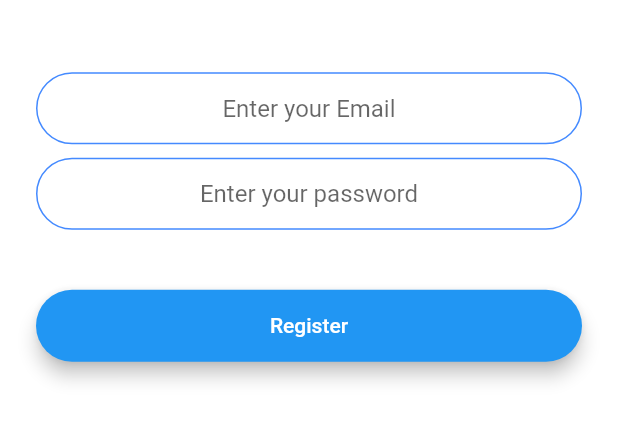
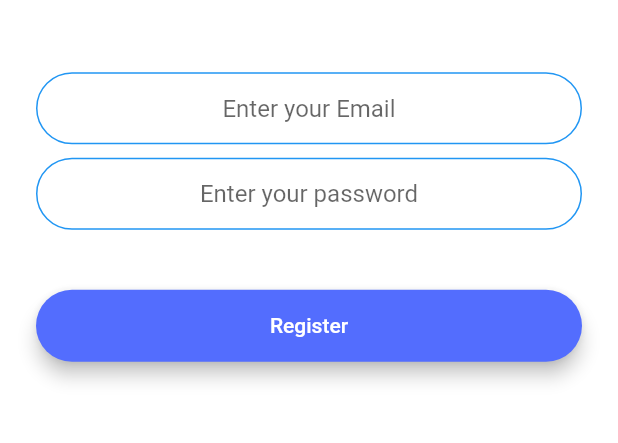
Before and after one commit to hasanalaniIT/iau-chat-flutter, a Flutter app: the screen it shows after launch, after a tap on "Sign Up", on a phone screen of 412 x 824 dp, the part 590-1033 px from its top. Run offline on Flutter 3.47's test engine with Material 2 defaults, Android fonts, the phone set to English and light mode, and no system bars; our stand-ins replace animated_text_kit, cloud_firestore, firebase_auth, firebase_core, modal_progress_hud; accounts and stored records are empty; network calls fail.

Commit message:
Minor improvements Change Gui colors , and improve the handling empty text-field.

```diff
--- a/lib/helpers/style_utils.dart
+++ b/lib/helpers/style_utils.dart
@@ -25,11 +25,11 @@ border: OutlineInputBorder(
 borderRadius: BorderRadius.all(Radius.circular(32.0)),
 ),
 enabledBorder: OutlineInputBorder(
-borderSide: BorderSide(color: Colors.blueAccent, width: 1.0),
+borderSide: BorderSide(color: Colors.blue, width: 1.0),
 borderRadius: BorderRadius.all(Radius.circular(32.0)),
 ),
 focusedBorder: OutlineInputBorder(
-borderSide: BorderSide(color: Colors.blueAccent, width: 2.0),
+borderSide: BorderSide(color: Colors.indigoAccent, width: 2.0),
 borderRadius: BorderRadius.all(Radius.circular(32.0)),
 ),
 );
--- a/lib/screens/main_page.dart
+++ b/lib/screens/main_page.dart
@@ -22,7 +22,7 @@ class MainScreenState extends State<MainScreen>
     controller =
         AnimationController(vsync: this, duration: const Duration(seconds: 1));
     animation =
-        ColorTween(begin: Colors.blue, end: Colors.white).animate(controller);
+        ColorTween(begin: Colors.blue[700], end: Colors.white).animate(controller);
     controller.forward();
     controller.addListener(() {
       setState(() {});
@@ -69,12 +69,12 @@ class MainScreenState extends State<MainScreen>
             MainButton(
               text: 'Log In',
               onPressed: () => Navigator.pushNamed(context, LogInScreen.route),
-              color: Colors.lightBlueAccent,
+              color: Colors.indigo,
             ),
             MainButton(
               text: 'Sign Up',
               onPressed: () => Navigator.pushNamed(context, SignUpScreen.route),
-              color: Colors.blueAccent,
+              color: Colors.blue,
             ),
           ],
         ),
--- a/lib/screens/signup_page.dart
+++ b/lib/screens/signup_page.dart
@@ -15,8 +15,8 @@ class SignUpScreen extends StatefulWidget {
 
 class SignUpScreenState extends State<SignUpScreen> {
   final _fireBaseAuth = FirebaseAuth.instance;
-  late String userEmail;
-  late String userPassword;
+  String userEmail = "";
+  String userPassword = "";
   bool loadingCircle = false;
   @override
   Widget build(BuildContext context) {
@@ -85,7 +85,7 @@ class SignUpScreenState extends State<SignUpScreen> {
                     });
                   }
                 },
-                color: Colors.blue,
+                color: Colors.indigoAccent,
               )
             ],
           ),
```
Also changed, not shown: lib/screens/chatting_page.dart (+4 -4 lines), lib/screens/login_page.dart (+5 -5 lines).
